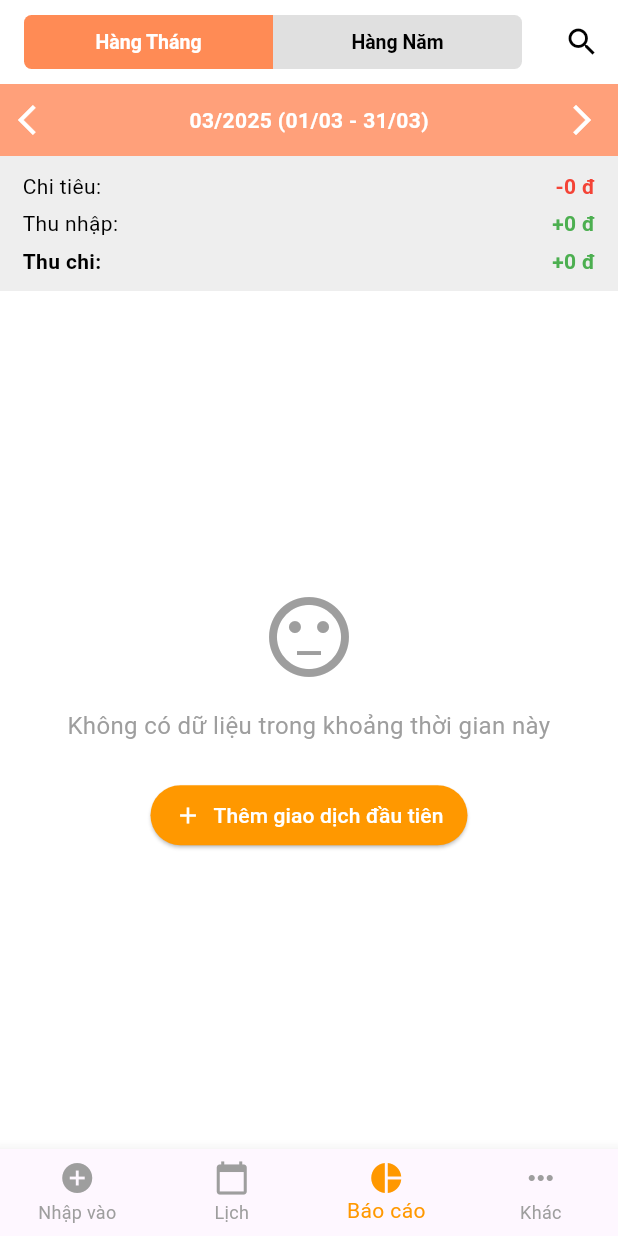
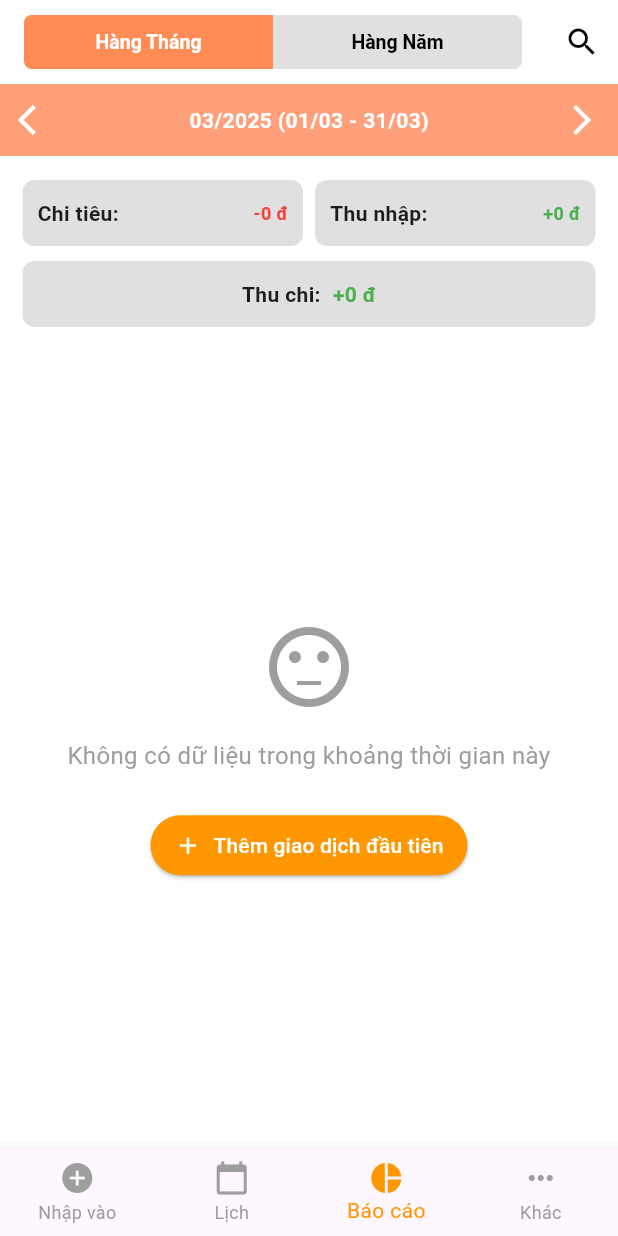
Before and after one commit to Tinhdang-AI/fundy_management_app, a Flutter app: the ReportScreen screen opened directly, on a phone screen of 412 x 824 dp. Run offline on Flutter 3.47's test engine with Material 3 defaults, Android fonts, the phone set to English and light mode, and no system bars; our stand-ins replace cloud_firestore, email_validator, firebase_auth, firebase_core, fl_chart, google_sign_in and 4 more; accounts and stored records are empty.

Commit message:
Update report_screen.dart

```diff
--- a/lib/screens/report_screen.dart
+++ b/lib/screens/report_screen.dart
@@ -469,48 +469,110 @@ class _ReportScreenState extends State<ReportScreen> with SingleTickerProviderSt
     final netAmount = _incomeTotal - _expenseTotal;
 
     return Container(
-      padding: EdgeInsets.symmetric(vertical: 10, horizontal: 15),
+      padding: EdgeInsets.symmetric(vertical: 16, horizontal: 15),
       decoration: BoxDecoration(
-        color: Colors.grey.shade200,
+        color: Colors.white,
       ),
       child: Column(
+        crossAxisAlignment: CrossAxisAlignment.stretch,
         children: [
+          // First row: Expense and Income boxes
           Row(
+            children: [
+              // Expense box
+              Expanded(
+                child: Container(
+                  padding: EdgeInsets.symmetric(vertical: 12, horizontal: 10),
+                  decoration: BoxDecoration(
+                    color: Colors.grey.shade300,
+                    borderRadius: BorderRadius.circular(8),
+                  ),
+                  child: Row(
                     mainAxisAlignment: MainAxisAlignment.spaceBetween,
                     children: [
-              Text('Chi tiêu:', style: TextStyle(color: Colors.black)),
+                      Text(
+                        'Chi tiêu:',
+                        style: TextStyle(
+                          fontSize: 14,
+                          fontWeight: FontWeight.bold,
+                        ),
+                      ),
                       Text(
                         '-${formatCurrencyWithSymbol(_expenseTotal)}',
-                  style: TextStyle(color: Colors.red, fontWeight: FontWeight.bold)
+                        style: TextStyle(
+                          color: Colors.red,
+                          fontWeight: FontWeight.bold,
+                          fontSize: 12,
+                        ),
                       ),
                     ],
                   ),
-          SizedBox(height: 5),
-          Row(
+                ),
+              ),
+              SizedBox(width: 8),
+              // Income box
+              Expanded(
+                child: Container(
+                  padding: EdgeInsets.symmetric(vertical: 12, horizontal: 10),
+                  decoration: BoxDecoration(
+                    color: Colors.grey.shade300,
+                    borderRadius: BorderRadius.circular(8),
+                  ),
+                  child: Row(
                     mainAxisAlignment: MainAxisAlignment.spaceBetween,
                     children: [
-              Text('Thu nhập:', style: TextStyle(color: Colors.black)),
+                      Text(
+                        'Thu nhập:',
+                        style: TextStyle(
+                          fontSize: 14,
+                          fontWeight: FontWeight.bold,
+                        ),
+                      ),
                       Text(
                         '+${formatCurrencyWithSymbol(_incomeTotal)}',
-                  style: TextStyle(color: Colors.green, fontWeight: FontWeight.bold)
+                        style: TextStyle(
+                          color: Colors.green,
+                          fontWeight: FontWeight.bold,
+                          fontSize: 12,
+                        ),
                       ),
                     ],
                   ),
-          SizedBox(height: 5),
-          Row(
-            mainAxisAlignment: MainAxisAlignment.spaceBetween,
+                ),
+              ),
+            ],
+          ),
+          SizedBox(height: 10),
+          // Second row: Balance box
+          Container(
+            padding: EdgeInsets.symmetric(vertical: 12, horizontal: 10),
+            decoration: BoxDecoration(
+              color: Colors.grey.shade300,
+              borderRadius: BorderRadius.circular(8),
+            ),
+            child: Row(
+              mainAxisAlignment: MainAxisAlignment.center,
               children: [
-              Text('Thu chi:', style: TextStyle(color: Colors.black, fontWeight: FontWeight.bold)),
+                Text(
+                  'Thu chi:',
+                  style: TextStyle(
+                    fontSize: 14,
+                    fontWeight: FontWeight.bold,
+                  ),
+                ),
+                SizedBox(width: 8),
                 Text(
                   netAmount >= 0
                       ? '+${formatCurrencyWithSymbol(netAmount)}'
                       : '-${formatCurrencyWithSymbol(netAmount.abs())}',
                   style: TextStyle(
                     color: netAmount >= 0 ? Colors.green : Colors.red,
-                    fontWeight: FontWeight.bold
+                    fontWeight: FontWeight.bold,
+                    fontSize: 14,
                   ),
                 ),
               ],
+            ),
           ),
         ],
       ),
```
Lines whose indentation alone changed are shown as unchanged.
